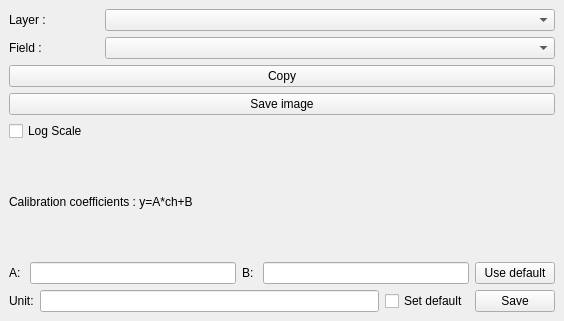
This is qgisSpectre_dockwidget_base.ui in sickel/qgisSpectre as Qt 5 draws it before an edit. The edited form follows.
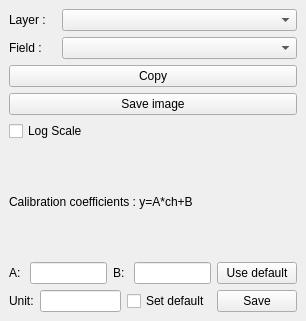
This is the edited form. Custom widgets are drawn as their Qt base class.

Commit message: Fixed size of spectra, Some cleaning up

Patch:
```diff
--- a/qgisSpectre_dockwidget_base.ui
+++ b/qgisSpectre_dockwidget_base.ui
@@ -6,7 +6,7 @@
    <rect>
     <x>0</x>
     <y>0</y>
-    <width>564</width>
+    <width>306</width>
     <height>321</height>
    </rect>
   </property>
@@ -20,9 +20,12 @@
      <verstretch>0</verstretch>
     </sizepolicy>
    </property>
-     <layout class="QHBoxLayout" name="hlMain" stretch="1,5">
+   <layout class="QHBoxLayout" name="hlMain" stretch="1">
          <item>
        <layout class="QVBoxLayout" name="verticalLayout">
+      <property name="sizeConstraint">
+       <enum>QLayout::SetMaximumSize</enum>
+      </property>
          <item>
      <layout class="QHBoxLayout" name="hlMain" stretch="1,5">
         
```
Left out of the diff: 30 changed lines with no effect on the pictures. Lines whose indentation alone changed are shown as unchanged. The commit also changes 1 other file.
